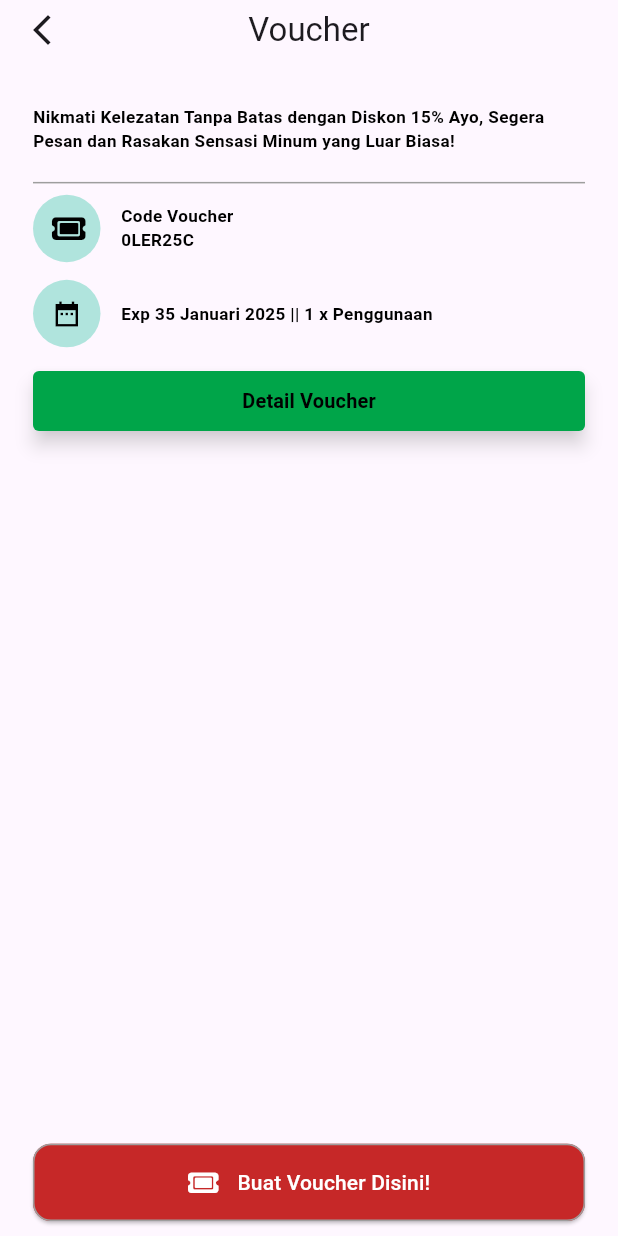
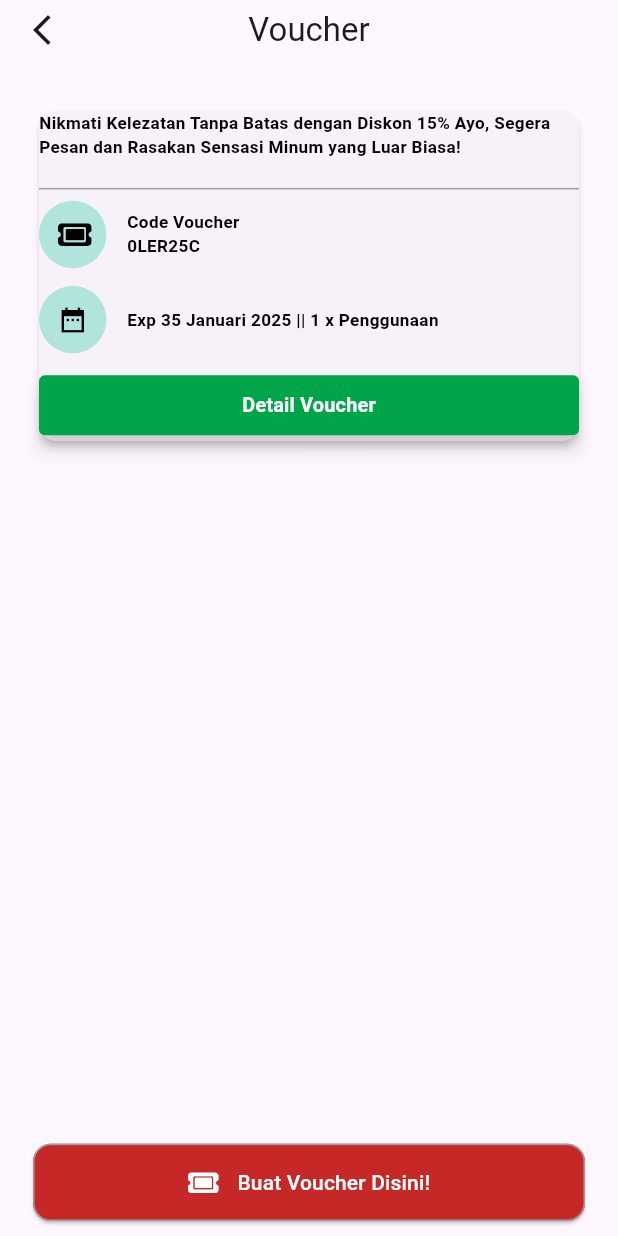
Before and after one commit to Shade2012/warmindo_admin_ui, a Flutter app: the VoucherPage screen opened by its route, on a phone screen of 412 x 824 dp. Run offline on Flutter 3.47's test engine with Material 3 defaults, Android fonts, the phone set to English and light mode, and no system bars; our stand-ins replace animated_custom_dropdown, flutter_svg, font_awesome_flutter, get, google_fonts, syncfusion_flutter_charts; Roboto replaces fonts that are missing (Oxygen).

Commit message:
style: [AF] add boxshadow with card

```diff
--- a/lib/pages/voucher_page/view/voucher_page.dart
+++ b/lib/pages/voucher_page/view/voucher_page.dart
@@ -37,7 +37,10 @@ class VoucherPage extends StatelessWidget {
               Expanded(
                 child: ListView(
                   children: [
-                    Column(
+                    Card(
+                      shadowColor: Colors.grey.withOpacity(0.5),
+                      elevation: 2,
+                      child: Column(
                         crossAxisAlignment: CrossAxisAlignment.start,
                         children: [
                           Text(
@@ -79,7 +82,7 @@ class VoucherPage extends StatelessWidget {
                               SizedBox(width: screenWidth / 20),
                             ],
                           ),
-                        SizedBox(height: screenHeight / 70),
+                          SizedBox(height: screenHeight / 78),
                           ElevatedButton(
                             onPressed: () {
                               Get.toNamed(Routes.DETAIL_VOUCHER_PAGE);
@@ -97,6 +100,7 @@ class VoucherPage extends StatelessWidget {
                                 style: whitevoucherTextStyle),
                           ),
                         ],
+                      ),
                     ),
                   ],
                 ),
--- a/lib/utils/themes/textstyle_themes.dart
+++ b/lib/utils/themes/textstyle_themes.dart
@@ -385,7 +385,7 @@ TextStyle contentSmallBtsShopTextStyle = GoogleFonts.oxygen(
 
 TextStyle whitevoucherTextStyle = GoogleFonts.oxygen(
     textStyle: TextStyle(
-        color: primaryTextColor,
+        color: secondaryTextColor,
         fontWeight: FontWeight.bold,
         fontSize: figmaFontsize(14)));
 
```
Lines whose indentation alone changed are shown as unchanged.
